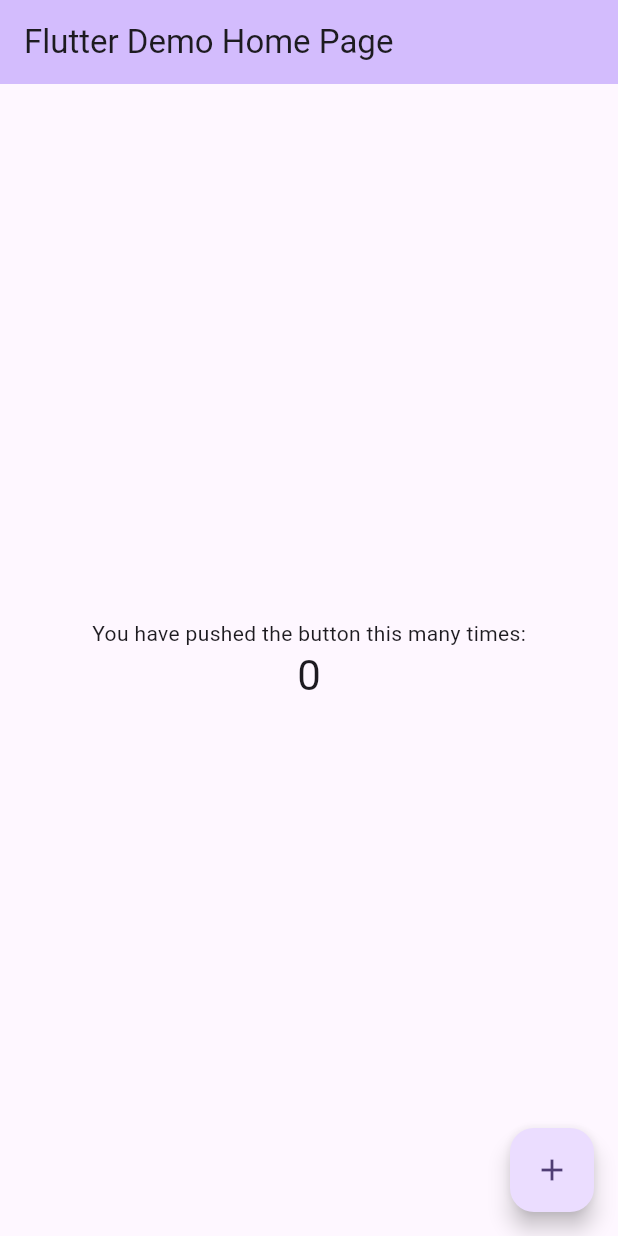
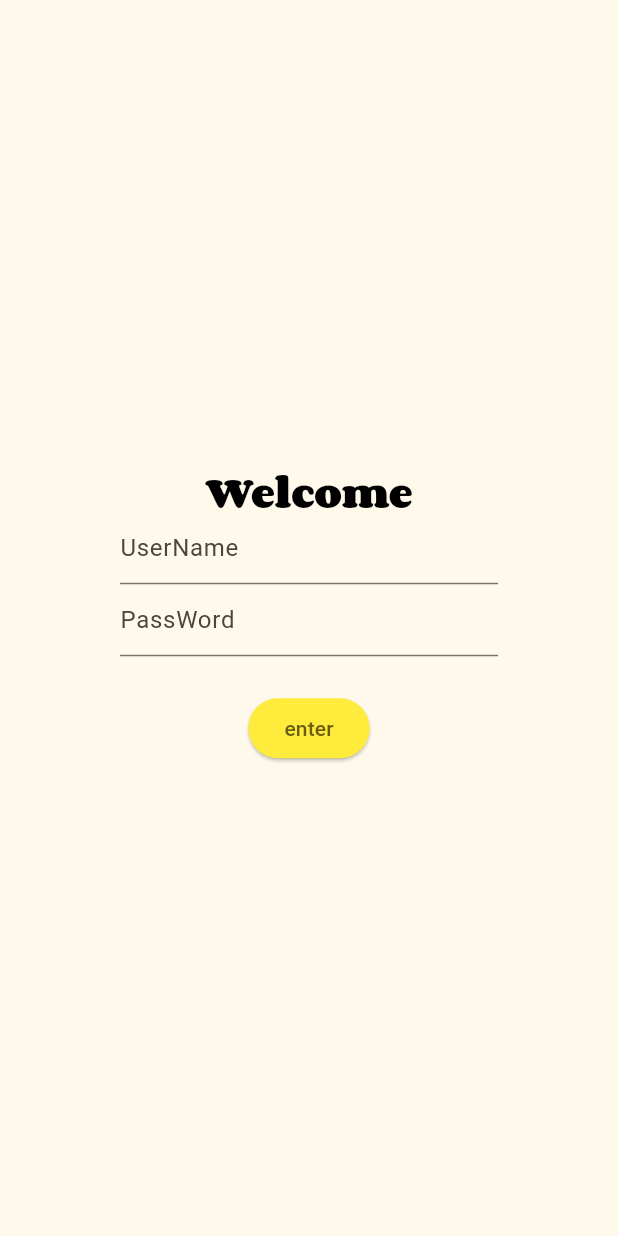
Before and after one commit to wysthelastcrazy/flutter_neonate, a Flutter app: the screen it shows after launch, on a phone screen of 412 x 824 dp. Run offline on Flutter 3.47's test engine with Material 3 defaults, Android fonts, the phone set to English and light mode, and no system bars; our stand-ins replace go_router; missing offline and left inert: window_size.

Commit message:
feat:provider实现简单的购物车demo

```diff
--- a/lib/main.dart
+++ b/lib/main.dart
@@ -1,7 +1,51 @@
+import 'dart:io' show Platform;
+
+import 'package:flutter/foundation.dart';
 import 'package:flutter/material.dart';
+import 'package:flutter_neonate/provider_shopper/common/theme.dart';
+import 'package:flutter_neonate/provider_shopper/models/cart.dart';
+import 'package:flutter_neonate/provider_shopper/models/catalog.dart';
+import 'package:flutter_neonate/provider_shopper/screens/cart.dart';
+import 'package:flutter_neonate/provider_shopper/screens/catalog.dart';
+import 'package:flutter_neonate/provider_shopper/screens/login.dart';
+import 'package:go_router/go_router.dart';
+import 'package:provider/provider.dart';
+import 'package:window_size/window_size.dart';
 
 void main() {
+  setupWindow();
   runApp(const MyApp());
+}
+
+const double windowWidth = 400;
+const double windowHeight = 800;
+
+void setupWindow() {
+  if (!kIsWeb && (Platform.isWindows || Platform.isLinux || Platform.isMacOS)) {
+    WidgetsFlutterBinding.ensureInitialized();
+    setWindowTitle('Provider Demo');
+    setWindowMinSize(const Size(windowWidth, windowHeight));
+    setWindowMaxSize(const Size(windowWidth, windowHeight));
+    getCurrentScreen().then((screen) {
+      setWindowFrame(Rect.fromCenter(
+        center: screen!.frame.center,
+        width: windowWidth,
+        height: windowHeight,
+      ));
+    });
+  }
+}
+
+GoRouter router() {
+  return GoRouter(initialLocation: '/login', routes: [
+    GoRoute(path: '/login', builder: (context, state) => const MyLogin()),
+    GoRoute(
+        path: '/catalog',
+        builder: (context, state) => const MyCatalog(),
+        routes: [
+          GoRoute(path: 'cart', builder: (context, state) => const MyCart())
+        ])
+  ]);
 }
 
 class MyApp extends StatelessWidget {
@@ -10,116 +54,19 @@
   // This widget is the root of your application.
   @override
   Widget build(BuildContext context) {
-    return MaterialApp(
-      title: 'Flutter Demo',
-      theme: ThemeData(
-        // This is the theme of your application.
-        //
-        // TRY THIS: Try running your application with "flutter run". You'll see
-        // the application has a purple toolbar. Then, without quitting the app,
-        // try changing the seedColor in the colorScheme below to Colors.green
-        // and then invoke "hot reload" (save your changes or press the "hot
-        // reload" button in a Flutter-supported IDE, or press "r" if you used
-        // the command line to start the app).
-        //
-        // Notice that the counter didn't reset back to zero; the application
-        // state is not lost during the reload. To reset the state, use hot
-        // restart instead.
-        //
-        // This works for code too, not just values: Most code changes can be
-        // tested with just a hot reload.
-        colorScheme: ColorScheme.fromSeed(seedColor: Colors.deepPurple),
-        useMaterial3: true,
-      ),
-      home: const MyHomePage(title: 'Flutter Demo Home Page'),
+    return MultiProvider(
+      providers: [
+        Provider(create: (context) => CatalogModel()),
+        ChangeNotifierProxyProvider<CatalogModel, CartModel>(
+            create: (context) => CartModel(),
+            update: (context, catalog, cart) {
+              if (cart == null) throw ArgumentError.notNull('cart');
+              cart.catalog = catalog;
+              return cart;
+            })
+      ],
+      child: MaterialApp.router(
+          title: 'provider demo', theme: appTheme, routerConfig: router()),
     );
   }
 }
-
-class MyHomePage extends StatefulWidget {
-  const MyHomePage({super.key, required this.title});
-
-  // This widget is the home page of your application. It is stateful, meaning
-  // that it has a State object (defined below) that contains fields that affect
-  // how it looks.
-
-  // This class is the configuration for the state. It holds the values (in this
-  // case the title) provided by the parent (in this case the App widget) and
-  // used by the build method of the State. Fields in a Widget subclass are
-  // always marked "final".
-
-  final String title;
-
-  @override
-  State<MyHomePage> createState() => _MyHomePageState();
-}
-
-class _MyHomePageState extends State<MyHomePage> {
-  int _counter = 0;
-
-  void _incrementCounter() {
-    setState(() {
-      // This call to setState tells the Flutter framework that something has
-      // changed in this State, which causes it to rerun the build method below
-      // so that the display can reflect the updated values. If we changed
-      // _counter without calling setState(), then the build method would not be
-      // called again, and so nothing would appear to happen.
-      _counter++;
-    });
-  }
-
-  @override
-  Widget build(BuildContext context) {
-    // This method is rerun every time setState is called, for instance as done
-    // by the _incrementCounter method above.
-    //
-    // The Flutter framework has been optimized to make rerunning build methods
-    // fast, so that you can just rebuild anything that needs updating rather
-    // than having to individually change instances of widgets.
-    return Scaffold(
-      appBar: AppBar(
-        // TRY THIS: Try changing the color here to a specific color (to
-        // Colors.amber, perhaps?) and trigger a hot reload to see the AppBar
-        // change color while the other colors stay the same.
-        backgroundColor: Theme.of(context).colorScheme.inversePrimary,
-        // Here we take the value from the MyHomePage object that was created by
-        // the App.build method, and use it to set our appbar title.
-        title: Text(widget.title),
-      ),
-      body: Center(
-        // Center is a layout widget. It takes a single child and positions it
-        // in the middle of the parent.
-        child: Column(
-          // Column is also a layout widget. It takes a list of children and
-          // arranges them vertically. By default, it sizes itself to fit its
-          // children horizontally, and tries to be as tall as its parent.
-          //
-          // Column has various properties to control how it sizes itself and
-          // how it positions its children. Here we use mainAxisAlignment to
-          // center the children vertically; the main axis here is the vertical
-          // axis because Columns are vertical (the cross axis would be
-          // horizontal).
-          //
-          // TRY THIS: Invoke "debug painting" (choose the "Toggle Debug Paint"
-          // action in the IDE, or press "p" in the console), to see the
-          // wireframe for each widget.
-          mainAxisAlignment: MainAxisAlignment.center,
-          children: <Widget>[
-            const Text(
-              'You have pushed the button this many times:',
-            ),
-            Text(
-              '$_counter',
-              style: Theme.of(context).textTheme.headlineMedium,
-            ),
-          ],
-        ),
-      ),
-      floatingActionButton: FloatingActionButton(
-        onPressed: _incrementCounter,
-        tooltip: 'Increment',
-        child: const Icon(Icons.add),
-      ), // This trailing comma makes auto-formatting nicer for build methods.
-    );
-  }
-}
--- /dev/null
+++ b/lib/provider_shopper/common/theme.dart
@@ -0,0 +1,12 @@
+import 'package:flutter/material.dart';
+
+final appTheme = ThemeData(
+  colorSchemeSeed: Colors.yellow,
+  useMaterial3: true,
+  textTheme: const TextTheme(
+      displayLarge: TextStyle(
+          fontFamily: 'Corben',
+          fontWeight: FontWeight.w700,
+          fontSize: 24,
+          color: Colors.black)),
+);
--- /dev/null
+++ b/lib/provider_shopper/models/cart.dart
@@ -0,0 +1,33 @@
+import 'package:flutter/material.dart';
+import 'package:flutter_neonate/provider_shopper/models/catalog.dart';
+
+class CartModel extends ChangeNotifier {
+  late CatalogModel _catalog;
+
+  //内部，私有状态的购物车。存储每个元素。
+  final List<Item> _items = [];
+
+  CatalogModel get catalog => _catalog;
+
+  set catalog(CatalogModel newCatalog) {
+    _catalog = newCatalog;
+    notifyListeners();
+  }
+
+  List<Item> get items => _items;
+
+  int get totalPrice {
+    return _items.fold(0, (total, current) => total + current.price);
+  }
+
+  void add(Item item) {
+    // if(_items.contains(item))
+    _items.add(item);
+    notifyListeners();
+  }
+
+  void remove(Item item) {
+    _items.remove(item);
+    notifyListeners();
+  }
+}
--- /dev/null
+++ b/lib/provider_shopper/models/catalog.dart
@@ -0,0 +1,51 @@
+import 'package:flutter/material.dart';
+
+///商品目录model
+class CatalogModel {
+  static List<String> itemNames = [
+    'Code Smell',
+    'Control Flow',
+    'Interpreter',
+    'Recursion',
+    'Sprint',
+    'Heisenbug',
+    'Spaghetti',
+    'Hydra Code',
+    'Off-By-One',
+    'Scope',
+    'Callback',
+    'Closure',
+    'Automata',
+    'Bit Shift',
+    'Currying',
+  ];
+
+  ///get item by [id]
+  Item getItemById(int id) => Item(id, itemNames[id % itemNames.length]);
+
+  ///get item by its position in the catalog
+  Item getItemByPosition(int position) {
+    //在这个简单的例子中,item的position就是id
+    return getItemById(position);
+  }
+}
+
+///商品item信息
+@immutable
+class Item {
+  final int id;
+  final String name;
+  final Color color;
+  final int price = 42;
+
+  Item(this.id, this.name)
+      : color = Colors.primaries[id % Colors.primaries.length];
+
+  ///重写get hashCode
+  @override
+  int get hashCode => id;
+
+  ///重写 ‘==’
+  @override
+  bool operator ==(Object other) => other is Item && other.id == id;
+}
--- /dev/null
+++ b/lib/provider_shopper/screens/login.dart
@@ -0,0 +1,38 @@
+import 'package:flutter/material.dart';
+import 'package:go_router/go_router.dart';
+
+class MyLogin extends StatelessWidget {
+  const MyLogin({super.key});
+
+  @override
+  Widget build(BuildContext context) {
+    return Scaffold(
+      body: Center(
+        child: Container(
+          padding: const EdgeInsets.all(80.0),
+          child: Column(
+            mainAxisAlignment: MainAxisAlignment.center,
+            children: [
+              Text('Welcome', style: Theme.of(context).textTheme.displayLarge),
+              TextFormField(
+                  decoration: const InputDecoration(hintText: 'UserName')),
+              TextFormField(
+                  decoration: const InputDecoration(hintText: 'PassWord'),
+                  obscureText: true),
+              const SizedBox(
+                height: 24,
+              ),
+              ElevatedButton(
+                onPressed: () {
+                  context.pushReplacement('/catalog');
+                },
+                style: ElevatedButton.styleFrom(backgroundColor: Colors.yellow),
+                child: const Text('enter'),
+              )
+            ],
+          ),
+        ),
+      ),
+    );
+  }
+}
```
Also changed, not shown: lib/provider_shopper/screens/cart.dart (added, +88 -0 lines), 2 other files.
